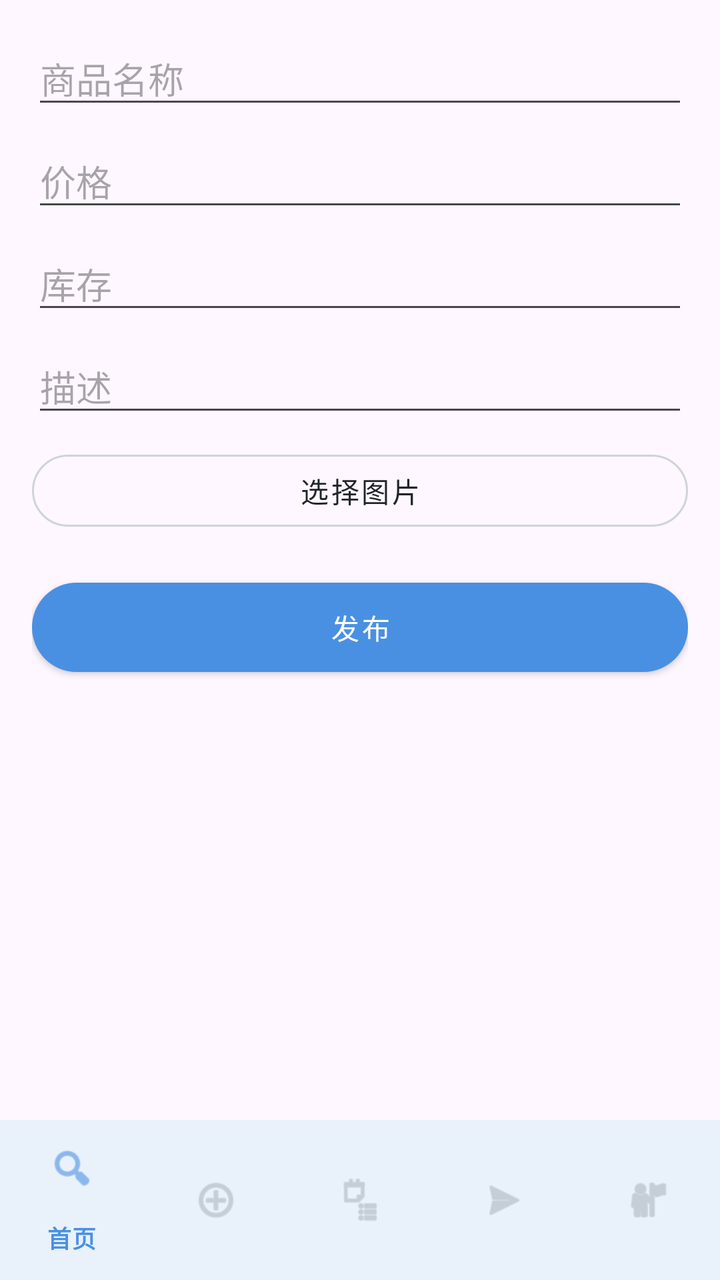
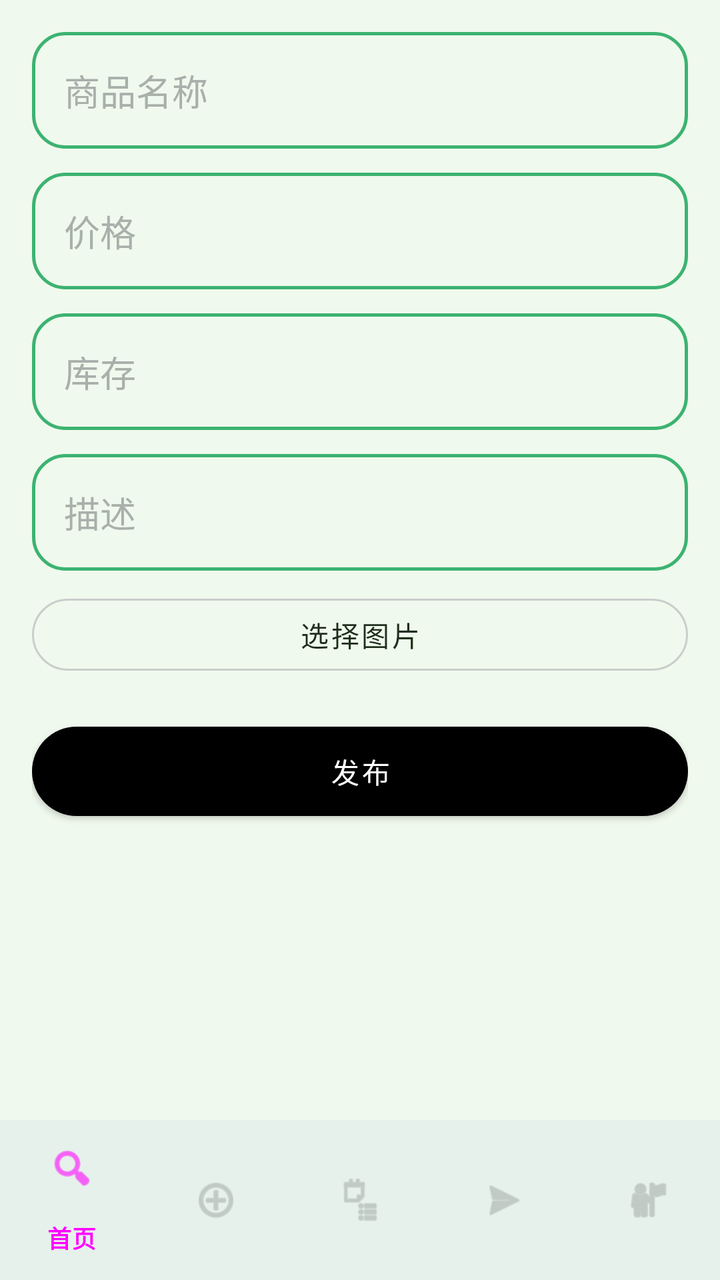

Before-and-after screenshots of an Android layout around one commit, followed by the original layout XML and the change that was made.
<!-- AndroidManifest.xml: application theme Theme.EtradeAndroid -->
<!-- res/layout/activity_publish.xml -->
<?xml version="1.0" encoding="utf-8"?>
<LinearLayout xmlns:android="http://schemas.android.com/apk/res/android"
    xmlns:app="http://schemas.android.com/apk/res-auto"
    android:layout_width="match_parent"
    android:layout_height="match_parent"
    android:orientation="vertical">

    
    <ScrollView
        android:layout_width="match_parent"
        android:layout_height="0dp"
        android:layout_weight="1"
        android:padding="16dp">

        <LinearLayout
            android:layout_width="match_parent"
            android:layout_height="wrap_content"
            android:orientation="vertical">

            <EditText
                android:id="@+id/et_name"
                android:layout_width="match_parent"
                android:layout_height="wrap_content"
                android:hint="商品名称" />

            <EditText
                android:id="@+id/et_price"
                android:layout_width="match_parent"
                android:layout_height="wrap_content"
                android:layout_marginTop="8dp"
                android:hint="价格"
                android:inputType="numberDecimal" />

            <EditText
                android:id="@+id/et_stock"
                android:layout_width="match_parent"
                android:layout_height="wrap_content"
                android:layout_marginTop="8dp"
                android:hint="库存"
                android:inputType="number" />

            <EditText
                android:id="@+id/et_description"
                android:layout_width="match_parent"
                android:layout_height="wrap_content"
                android:layout_marginTop="8dp"
                android:hint="描述"
                android:maxLines="5" />

            <Button
                android:id="@+id/btn_select_image"
                style="@style/SecondaryButton"
                android:layout_width="match_parent"
                android:layout_height="wrap_content"
                android:layout_marginTop="8dp"
                android:text="选择图片" />

            <ImageView
                android:id="@+id/iv_preview"
                android:layout_width="match_parent"
                android:layout_height="200dp"
                android:layout_marginTop="8dp"
                android:scaleType="centerCrop"
                android:visibility="gone" />

            <Button
                android:id="@+id/btn_publish"
                style="@style/PrimaryButton"
                android:layout_width="match_parent"
                android:layout_height="wrap_content"
                android:layout_marginTop="16dp"
                android:text="发布" />
        </LinearLayout>
    </ScrollView>

    
    <include layout="@layout/include_bottom_nav" />

</LinearLayout>
<!-- res/layout/include_bottom_nav.xml (included above) -->
<?xml version="1.0" encoding="utf-8"?>
<com.google.android.material.bottomnavigation.BottomNavigationView
    xmlns:android="http://schemas.android.com/apk/res/android"
    xmlns:app="http://schemas.android.com/apk/res-auto"
    android:id="@+id/bottom_navigation"
    android:layout_width="match_parent"
    android:layout_height="wrap_content"
    android:background="@android:color/white"
    android:elevation="8dp"
    app:itemIconTint="@color/nav_item_color"
    app:itemTextColor="@color/nav_item_color"
    app:menu="@menu/bottom_nav_menu" />
<!-- resources referenced by this layout -->
<resources>
  <style name="SecondaryButton" parent="Widget.MaterialComponents.Button.OutlinedButton">
          <item name="android:layout_width">match_parent</item>
          <item name="android:layout_height">wrap_content</item>
          <item name="android:minHeight">48dp</item>
          <item name="cornerRadius">@dimen/radius_full</item>
          <item name="strokeColor">@color/gray_300</item>
          <item name="android:textColor">@color/text_primary</item>
          <item name="android:textSize">@dimen/text_size_body</item>
          <item name="android:textAllCaps">false</item>
      </style>
  <style name="Theme.EtradeAndroid" parent="Base.Theme.EtradeAndroid" />
  <dimen name="btn_padding_vertical">12dp</dimen>
  <dimen name="btn_padding_horizontal">24dp</dimen>
  <dimen name="radius_full">24dp</dimen>
  <color name="primary_blue">#4A90E2</color>
  <color name="white">#FFFFFFFF</color>
  <dimen name="text_size_body">14sp</dimen>
  <color name="gray_300">#CED4DA</color>
  <color name="text_primary">#212529</color>
  <style name="Base.Theme.EtradeAndroid" parent="Theme.Material3.DayNight.NoActionBar">
          <item name="colorPrimary">@color/primary_blue</item>
          <item name="colorOnPrimary">@color/white</item>
          <item name="colorSecondary">@color/accent_orange</item>
          <item name="colorOnSecondary">@color/white</item>
          <item name="android:statusBarColor">@color/primary_blue_dark</item>
          <item name="android:navigationBarColor">@color/white</item>
          <item name="colorSurface">@color/background_white</item>
          <item name="colorOnSurface">@color/text_primary</item>
      </style>
  <color name="accent_orange">#F5A623</color>
  <color name="primary_blue_dark">#357ABD</color>
  <color name="background_white">#FFFFFF</color>
  <!-- unchanged entries left out for length: 1 -->
</resources>

<!-- the commit's change to res/layout/activity_publish.xml (unified diff, before → after) -->
@@ -10,7 +10,8 @@
         android:layout_width="match_parent"
         android:layout_height="0dp"
         android:layout_weight="1"
-        android:padding="16dp">
+        android:padding="16dp"
+        android:background="@color/background_light">
 
         <LinearLayout
             android:layout_width="match_parent"
@@ -21,31 +22,48 @@
                 android:id="@+id/et_name"
                 android:layout_width="match_parent"
                 android:layout_height="wrap_content"
-                android:hint="商品名称" />
+                android:hint="商品名称"
+                android:background="@drawable/bg_input"
+                android:padding="16dp"
+                android:textColor="@color/text_primary"
+                android:textColorHint="@color/text_hint" />
 
             <EditText
                 android:id="@+id/et_price"
                 android:layout_width="match_parent"
                 android:layout_height="wrap_content"
-                android:layout_marginTop="8dp"
+                android:layout_marginTop="12dp"
                 android:hint="价格"
-                android:inputType="numberDecimal" />
+                android:inputType="numberDecimal"
+                android:background="@drawable/bg_input"
+                android:padding="16dp"
+                android:textColor="@color/text_primary"
+                android:textColorHint="@color/text_hint" />
 
             <EditText
                 android:id="@+id/et_stock"
                 android:layout_width="match_parent"
                 android:layout_height="wrap_content"
-                android:layout_marginTop="8dp"
+                android:layout_marginTop="12dp"
                 android:hint="库存"
-                android:inputType="number" />
+                android:inputType="number"
+                android:background="@drawable/bg_input"
+                android:padding="16dp"
+                android:textColor="@color/text_primary"
+                android:textColorHint="@color/text_hint" />
 
             <EditText
                 android:id="@+id/et_description"
                 android:layout_width="match_parent"
                 android:layout_height="wrap_content"
-                android:layout_marginTop="8dp"
+                android:layout_marginTop="12dp"
                 android:hint="描述"
-                android:maxLines="5" />
+                android:maxLines="5"
+                android:background="@drawable/bg_input"
+                android:padding="16dp"
+                android:textColor="@color/text_primary"
+                android:textColorHint="@color/text_hint"
+                android:gravity="top" />
 
             <Button
                 android:id="@+id/btn_select_image"
@@ -59,9 +77,11 @@
                 android:id="@+id/iv_preview"
                 android:layout_width="match_parent"
                 android:layout_height="200dp"
-                android:layout_marginTop="8dp"
+                android:layout_marginTop="12dp"
                 android:scaleType="centerCrop"
-                android:visibility="gone" />
+                android:visibility="gone"
+                android:background="@drawable/bg_card"
+                android:padding="8dp" />
 
             <Button
                 android:id="@+id/btn_publish"
@@ -85,7 +105,7 @@
     android:id="@+id/bottom_navigation"
     android:layout_width="match_parent"
     android:layout_height="wrap_content"
-    android:background="@android:color/white"
+    android:background="@color/background_white"
     android:elevation="8dp"
     app:itemIconTint="@color/nav_item_color"
     app:itemTextColor="@color/nav_item_color"
<!-- resource entries referenced after the edit -->
@@ -1,5 +1,6 @@
 <!-- resources referenced by this layout -->
 <resources>
+  <color name="background_light">#F0F9ED</color>
   <style name="SecondaryButton" parent="Widget.MaterialComponents.Button.OutlinedButton">
           <item name="android:layout_width">match_parent</item>
           <item name="android:layout_height">wrap_content</item>
@@ -11,27 +12,79 @@
           <item name="android:textAllCaps">false</item>
       </style>
   <style name="Theme.EtradeAndroid" parent="Base.Theme.EtradeAndroid" />
+  <color name="background_card">#FAFCFB</color>
+  <color name="divider">#E8EDE9</color>
+  <color name="primary_green_light">#3CB371</color>
   <dimen name="btn_padding_vertical">12dp</dimen>
   <dimen name="btn_padding_horizontal">24dp</dimen>
   <dimen name="radius_full">24dp</dimen>
-  <color name="primary_blue">#4A90E2</color>
   <color name="white">#FFFFFFFF</color>
   <dimen name="text_size_body">14sp</dimen>
-  <color name="gray_300">#CED4DA</color>
-  <color name="text_primary">#212529</color>
+  <color name="gray_300">#C8CECB</color>
+  <color name="text_primary">#1F2E1C</color>
+  <!-- drawable bg_card (drawable) -->
+  <?xml version="1.0" encoding="utf-8"?>
+  <shape xmlns:android="http://schemas.android.com/apk/res/android">
+      
+      <solid android:color="@color/background_card" />
+      
+      <corners android:radius="20dp" />
+      
+      <stroke 
+          android:width="1dp" 
+          android:color="@color/divider" />
+  </shape>
+  <!-- drawable bg_input (drawable) -->
+  <?xml version="1.0" encoding="utf-8"?>
+  <shape xmlns:android="http://schemas.android.com/apk/res/android">
+      
+      <solid android:color="@color/background_light" />
+      
+      <corners android:radius="16dp" />
+      
+      <stroke android:width="1.5dp" android:color="@color/primary_green_light" />
+  </shape>
   <style name="Base.Theme.EtradeAndroid" parent="Theme.Material3.DayNight.NoActionBar">
-          <item name="colorPrimary">@color/primary_blue</item>
+          
+          <item name="colorPrimary">@color/primary_green</item>
           <item name="colorOnPrimary">@color/white</item>
-          <item name="colorSecondary">@color/accent_orange</item>
-          <item name="colorOnSecondary">@color/white</item>
-          <item name="android:statusBarColor">@color/primary_blue_dark</item>
-          <item name="android:navigationBarColor">@color/white</item>
+          <item name="colorPrimaryVariant">@color/primary_green_dark</item>
+          
+          
+          <item name="colorSecondary">@color/accent_yellow</item>
+          <item name="colorOnSecondary">@color/text_primary</item>
+          
+          
+          <item name="android:statusBarColor">@color/primary_green</item>
+          <item name="android:navigationBarColor">@color/background_white</item>
+          
+          
+          <item name="android:windowBackground">@color/background_light</item>
           <item name="colorSurface">@color/background_white</item>
           <item name="colorOnSurface">@color/text_primary</item>
+          
+          
+          <item name="shapeAppearanceSmallComponent">@style/ShapeAppearance.Etrade.Small</item>
+          <item name="shapeAppearanceMediumComponent">@style/ShapeAppearance.Etrade.Medium</item>
+          <item name="shapeAppearanceLargeComponent">@style/ShapeAppearance.Etrade.Large</item>
       </style>
-  <color name="accent_orange">#F5A623</color>
-  <color name="primary_blue_dark">#357ABD</color>
+  <color name="primary_green">#2E8B57</color>
+  <color name="primary_green_dark">#267347</color>
+  <color name="accent_yellow">#F7D44A</color>
+  <style name="ShapeAppearance.Etrade.Small" parent="ShapeAppearance.Material3.SmallComponent">
+          <item name="cornerFamily">rounded</item>
+          <item name="cornerSize">12dp</item>
+      </style>
+  <style name="ShapeAppearance.Etrade.Medium" parent="ShapeAppearance.Material3.MediumComponent">
+          <item name="cornerFamily">rounded</item>
+          <item name="cornerSize">16dp</item>
+      </style>
+  <style name="ShapeAppearance.Etrade.Large" parent="ShapeAppearance.Material3.LargeComponent">
+          <item name="cornerFamily">rounded</item>
+          <item name="cornerSize">20dp</item>
+      </style>
   <color name="background_white">#FFFFFF</color>
+  <color name="text_hint">#A8B0AB</color>
   <!-- unchanged entries left out for length: 1 -->
 </resources>
 
